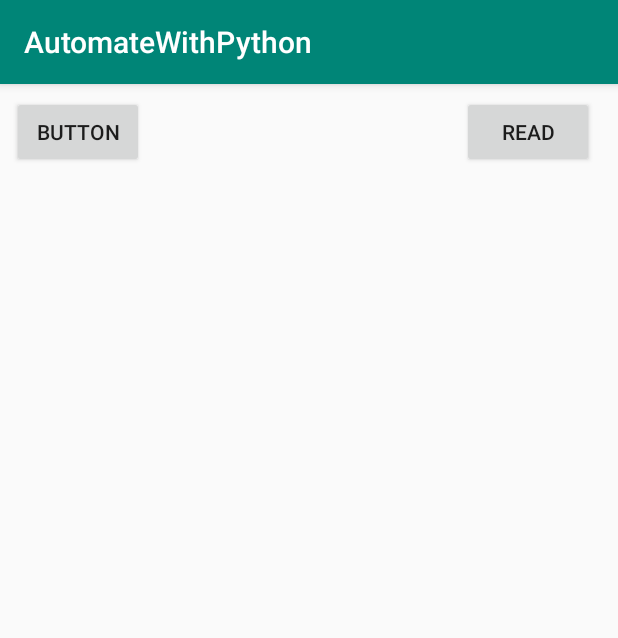
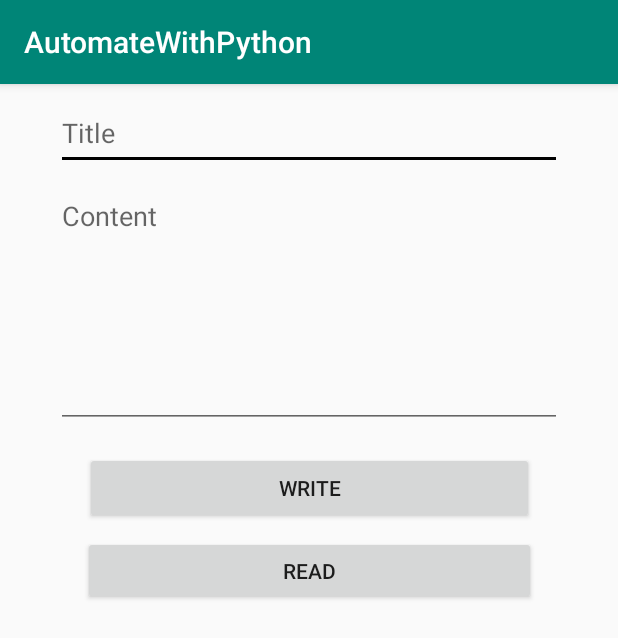
Before and after one commit to theapphideaway/AutomateWithPython, an Android app: the ChapterEightActivity screen opened directly, with no data from a screen before it, on a phone screen of 412 x 824 dp. Shown: the top 638 px of the screen. Run offline under Robolectric (Android 15) with nearby library versions, the phone set to English and light mode, and no system bars; libraries missing offline, so code that uses them is left out: com.chaquo.python.

Commit message:
Completed chapter eight

```diff
--- a/app/src/main/java/com/theapphideaway/automatewithpython/Chapters/ChapterEightActivity.kt
+++ b/app/src/main/java/com/theapphideaway/automatewithpython/Chapters/ChapterEightActivity.kt
@@ -3,28 +3,30 @@ package com.theapphideaway.automatewithpython.Chapters
 import android.support.v7.app.AppCompatActivity
 import android.os.Bundle
 import android.os.Environment
+import android.widget.EditText
 import android.widget.Toast
 import com.chaquo.python.Python
 import com.theapphideaway.automatewithpython.R
 import kotlinx.android.synthetic.main.activity_chapter_eight.*
 import java.io.*
-
+import java.math.BigInteger
+import java.nio.charset.Charset
+import java.nio.file.Files
+import java.nio.file.Paths
+import java.security.MessageDigest
 
 
 class ChapterEightActivity : AppCompatActivity() {
 
-    val filename = "FromPython.txt"
     var fileToReadAndWrite: File? = null
 
     val py = Python.getInstance()
     var pyClass = py.getModule("ChapterEight")
 
+
     override fun onCreate(savedInstanceState: Bundle?) {
         super.onCreate(savedInstanceState)
         setContentView(R.layout.activity_chapter_eight)
-
-
-
 
         button.setOnClickListener{
 
@@ -41,8 +43,6 @@ class ChapterEightActivity : AppCompatActivity() {
                 }
             } else {
                 Toast.makeText(this, "Storage not writable.", Toast.LENGTH_LONG).show()
-
-
             }
        }
 
@@ -60,8 +60,6 @@ class ChapterEightActivity : AppCompatActivity() {
                 }
             } else {
                 Toast.makeText(this, "Storage not writable.", Toast.LENGTH_LONG).show()
-
-
             }
 
         }
@@ -75,7 +73,6 @@ class ChapterEightActivity : AppCompatActivity() {
 
 
     private fun getDocumentStoragePath(): File {
-        // Get the directory for the user's public documents directory.
         val path = Environment.getExternalStoragePublicDirectory(Environment.DIRECTORY_DOCUMENTS)
         if (!path.mkdirs()) {
             path.mkdirs()
@@ -85,7 +82,8 @@ class ChapterEightActivity : AppCompatActivity() {
 
 
     private fun getFilename(): File {
-        fileToReadAndWrite = File(getDocumentStoragePath(), filename)
+        fileToReadAndWrite = File(getDocumentStoragePath(), "${title_edit_text.text}.txt")
+
         return fileToReadAndWrite as File
     }
 
@@ -96,30 +94,11 @@ class ChapterEightActivity : AppCompatActivity() {
     }
 
     private fun readFile(textFile: File) = try {
-        //val fis = FileInputStream(textFile)
 
-       // var someText = PrintWriter(textFile)
+        var results = pyClass.callAttr("read_file",textFile).toString()
 
-        //val inputAsString = FileInputStream(textFile).bufferedReader().use { it.readText() }
+        Toast.makeText(this, results, Toast.LENGTH_SHORT).show()
 
-        var text = textFile.readText()
-        Toast.makeText(this, text, Toast.LENGTH_SHORT).show()
-
-        //var results = pyClass.callAttr("read_file", fos, filesDir.toString(), filename).toString()
-
-//        var myData = ""
-//
-//        val `in` = DataInputStream(fis)
-//        val br = BufferedReader(InputStreamReader(`in`))
-//        var strLine = br.readLine()
-//        while (strLine != null) {
-//            myData += strLine
-//        }
-//        `in`.close()
-//
-//        var foo = myData
-
-        //Toast.makeText(this, results, Toast.LENGTH_SHORT).show()
     } catch (e: FileNotFoundException) {
         Toast.makeText(this, e.toString(), Toast.LENGTH_LONG).show()
     } catch (e: IOException) {
@@ -134,11 +113,8 @@ class ChapterEightActivity : AppCompatActivity() {
             val fos = FileOutputStream(textFile)
 
 
-            var results = pyClass.callAttr("write_to_file", fos, filesDir.toString(), filename).toString()
+            var results = pyClass.callAttr("write_to_file", fos, content_edit_text.text.toString()).toString()
 
-
-//            fos.write("Hey whats going on I just wrote this from the python app.".toByteArray())
-//            fos.close()
             Toast.makeText(this, results, Toast.LENGTH_SHORT).show()
         } catch (e: FileNotFoundException) {
             Toast.makeText(this, e.toString(), Toast.LENGTH_LONG).show()
--- a/app/src/main/res/layout/activity_chapter_eight.xml
+++ b/app/src/main/res/layout/activity_chapter_eight.xml
@@ -8,16 +8,45 @@
         tools:context=".Chapters.ChapterEightActivity">
 
     <Button
-            android:text="Button"
+            android:text="Write"
+            android:layout_width="299dp"
+            android:layout_height="48dp"
+            android:id="@+id/button"
+            android:layout_marginTop="16dp" app:layout_constraintTop_toBottomOf="@+id/content_edit_text"
+            app:layout_constraintStart_toStartOf="parent" android:layout_marginStart="8dp"
+            app:layout_constraintEnd_toEndOf="parent" android:layout_marginEnd="8dp"/>
+    <Button
+            android:text="Read"
+            android:layout_width="302dp"
+            android:layout_height="46dp"
+            android:id="@+id/button_read"
+            app:layout_constraintEnd_toEndOf="parent"
+            app:layout_constraintStart_toStartOf="parent"
+            android:layout_marginTop="8dp" app:layout_constraintTop_toBottomOf="@+id/button"/>
+    <EditText
+            android:layout_width="337dp"
+            android:layout_height="49dp"
+            android:inputType="textPersonName"
+            android:ems="10"
+            android:id="@+id/title_edit_text" android:layout_marginStart="8dp"
+            app:layout_constraintStart_toStartOf="parent" android:layout_marginEnd="8dp"
+            app:layout_constraintEnd_toEndOf="parent" android:layout_marginTop="8dp"
+            app:layout_constraintTop_toTopOf="parent" android:hint="Title"/>
+    <EditText
+            android:layout_width="337dp"
+            android:layout_height="164dp"
+            android:inputType="textPersonName"
+            android:ems="10"
+            android:id="@+id/content_edit_text" android:layout_marginStart="8dp"
+            app:layout_constraintStart_toStartOf="parent" android:layout_marginEnd="8dp"
+            app:layout_constraintEnd_toEndOf="parent" android:layout_marginTop="8dp"
+            app:layout_constraintTop_toBottomOf="@+id/title_edit_text" android:gravity="top" android:hint="Content"/>
+    <TextView
             android:layout_width="wrap_content"
             android:layout_height="wrap_content"
-            android:id="@+id/button" app:layout_constraintStart_toStartOf="parent" android:layout_marginStart="8dp"
-            android:layout_marginTop="8dp" app:layout_constraintTop_toTopOf="parent"/>
-    <Button
-            android:text="Read"
-            android:layout_width="wrap_content"
-            android:layout_height="wrap_content"
-            android:id="@+id/button_read"
-            app:layout_constraintTop_toTopOf="parent" app:layout_constraintEnd_toEndOf="parent"
-            android:layout_marginEnd="16dp" android:layout_marginTop="8dp"/>
+            android:id="@+id/content_text_view" app:layout_constraintEnd_toEndOf="parent" android:layout_marginEnd="8dp"
+            app:layout_constraintStart_toStartOf="parent" android:layout_marginStart="8dp"
+            app:layout_constraintHorizontal_bias="0.106" android:textSize="18sp"
+            android:textColor="@color/colorAccent" android:layout_marginTop="8dp"
+            app:layout_constraintTop_toBottomOf="@+id/button_read"/>
 </android.support.constraint.ConstraintLayout>
```
Also changed, not shown: 1 other file.
